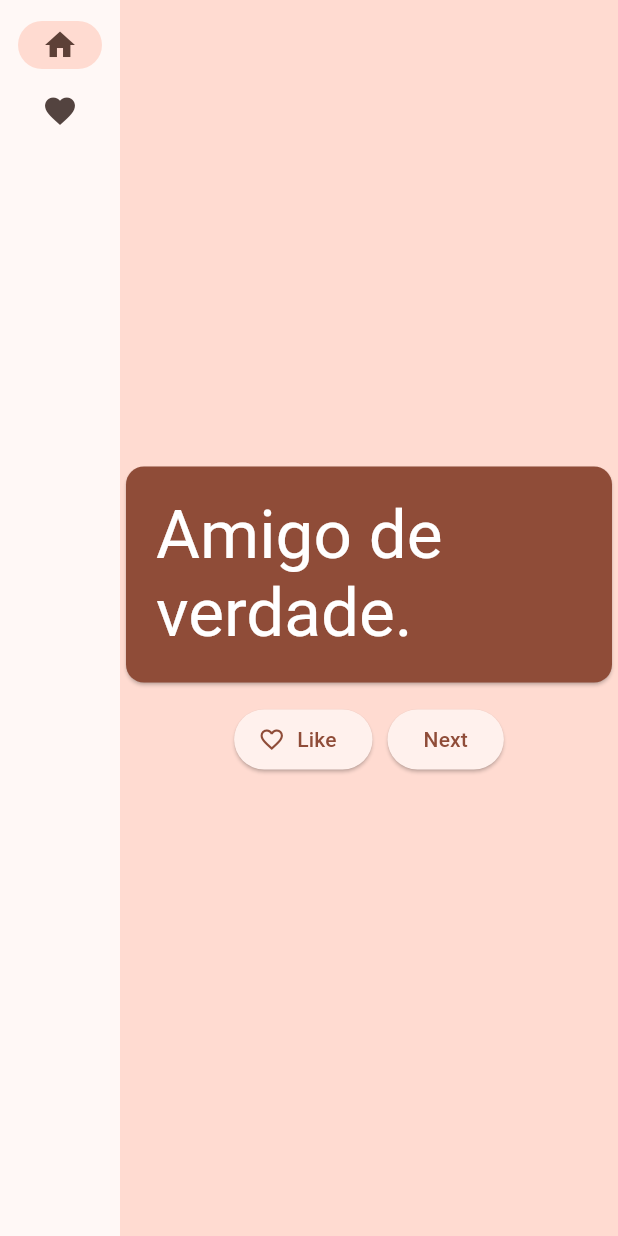
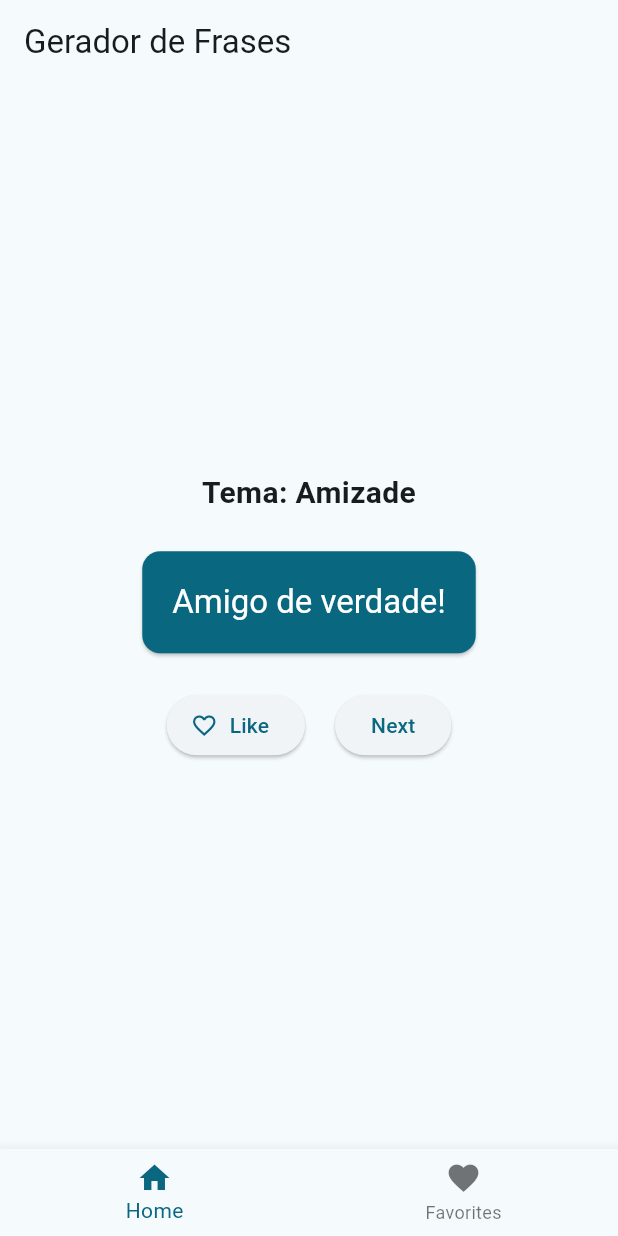
Before and after one commit to Jessrangelp/geradordefrase, a Flutter app: the screen it shows after launch, on a phone screen of 412 x 824 dp. Run offline on Flutter 3.47's test engine with Material 3 defaults, Android fonts, the phone set to English and light mode, and no system bars.

Commit message:
Estilização

```diff
--- a/lib/main.dart
+++ b/lib/main.dart
@@ -1,10 +1,8 @@
 import 'dart:math';
-
 import 'package:flutter/material.dart';
 import 'package:flutter/services.dart' show rootBundle;
 import 'package:provider/provider.dart';
 import 'dart:convert';
-
 
 void main() {
   runApp(MyApp());
@@ -20,8 +18,7 @@ class MyApp extends StatelessWidget {
       child: MaterialApp(
         title: 'Namer App',
         theme: ThemeData(
-          useMaterial3: true,
-          colorScheme: ColorScheme.fromSeed(seedColor: Colors.deepOrange),
+          colorScheme: ColorScheme.fromSeed(seedColor: Color.fromARGB(255, 144, 205, 230)),
         ),
         home: MyHomePage(),
       ),
@@ -58,7 +55,8 @@ class MyAppState extends ChangeNotifier {
   void getNextPhrase() {
     final random = Random();
     if (phrases.isNotEmpty) {
-      currentPhrase = phrases[random.nextInt(phrases.length)];
+      phrases.shuffle();
+      currentPhrase = phrases.removeLast();
     } else {
       currentPhrase = "No phrases available.";
     }
@@ -67,12 +65,17 @@ class MyAppState extends ChangeNotifier {
 
   var favorites = <String>[];
 
-  void toggleFavorite() {
-    if (favorites.contains(currentPhrase)) {
-      favorites.remove(currentPhrase);
+  void toggleFavorite(String phrase) {
+    if (favorites.contains(phrase)) {
+      favorites.remove(phrase);
     } else {
-      favorites.add(currentPhrase);
+      favorites.add(phrase);
     }
+    notifyListeners();
+  }
+
+  void removeFavorite(String phrase) {
+    favorites.remove(phrase);
     notifyListeners();
   }
 }
@@ -99,42 +102,29 @@ class _MyHomePageState extends State<MyHomePage> {
         throw UnimplementedError('no widget for $selectedIndex');
     }
 
-    return LayoutBuilder(
-      builder: (context, constraints) {
     return Scaffold(
-          body: Row(
-            children: [
-              SafeArea(
-                child: NavigationRail(
-                  extended: constraints.maxWidth >= 600,
-                  destinations: [
-                    NavigationRailDestination(
-                      icon: Icon(Icons.home),
-                      label: Text('Home'),
+      appBar: AppBar(
+        title: Text('Gerador de Frases'),
       ),
-                    NavigationRailDestination(
-                      icon: Icon(Icons.favorite),
-                      label: Text('Favorites'),
-                    ),
-                  ],
-                  selectedIndex: selectedIndex,
-                  onDestinationSelected: (value) {
+      body: page,
+      bottomNavigationBar: BottomNavigationBar(
+        currentIndex: selectedIndex,
+        onTap: (value) {
           setState(() {
             selectedIndex = value;
           });
         },
+        items: [
+          BottomNavigationBarItem(
+            icon: Icon(Icons.home),
+            label: 'Home',
           ),
-              ),
-              Expanded(
-                child: Container(
-                  color: Theme.of(context).colorScheme.primaryContainer,
-                  child: page,
-                ),
+          BottomNavigationBarItem(
+            icon: Icon(Icons.favorite),
+            label: 'Favorites',
           ),
         ],
       ),
-        );
-      },
     );
   }
 }
@@ -155,19 +145,28 @@ class GeneratorPage extends StatelessWidget {
       child: Column(
         mainAxisAlignment: MainAxisAlignment.center,
         children: [
+          Text(
+            'Tema: Amizade', // Texto inicial
+            textAlign: TextAlign.center,
+            style: TextStyle(
+              fontSize: 20,
+              fontWeight: FontWeight.bold,
+            ),
+          ),
+          SizedBox(height: 20),
           BigCard(phrase: appState.currentPhrase),
-          SizedBox(height: 10),
+          SizedBox(height: 20),
           Row(
-            mainAxisSize: MainAxisSize.min,
+            mainAxisAlignment: MainAxisAlignment.center,
             children: [
               ElevatedButton.icon(
                 onPressed: () {
-                  appState.toggleFavorite();
+                  appState.toggleFavorite(appState.currentPhrase);
                 },
                 icon: Icon(icon),
                 label: Text('Like'),
               ),
-              SizedBox(width: 10),
+              SizedBox(width: 20),
               ElevatedButton(
                 onPressed: () {
                   appState.getNextPhrase();
@@ -190,7 +189,7 @@ class BigCard extends StatelessWidget {
   @override
   Widget build(BuildContext context) {
     final theme = Theme.of(context);
-    final style = theme.textTheme.displayMedium!.copyWith(
+    final style = theme.textTheme.headline6!.copyWith(
       color: theme.colorScheme.onPrimary,
     );
 
@@ -218,18 +217,22 @@ class FavoritesPage extends StatelessWidget {
       );
     }
 
-    return ListView(
-      children: [
-        Padding(
-          padding: const EdgeInsets.all(20),
-          child: Text('You have ${appState.favorites.length} favorites:'),
-        ),
-        for (var phrase in appState.favorites)
-          ListTile(
+    return ListView.builder(
+      itemCount: appState.favorites.length,
+      itemBuilder: (context, index) {
+        final phrase = appState.favorites[index];
+        return ListTile(
           leading: Icon(Icons.favorite),
           title: Text(phrase),
+          trailing: IconButton(
+            icon: Icon(Icons.delete),
+            onPressed: () {
+              appState.removeFavorite(phrase);
+            },
+            tooltip: 'Remove',
           ),
-      ],
+        );
+      },
     );
   }
 }
```
Also changed, not shown: Frases/frases.txt (+30 -30 lines), Imagem/1.png, Imagem/2.png. Lines whose indentation alone changed are shown as unchanged.
